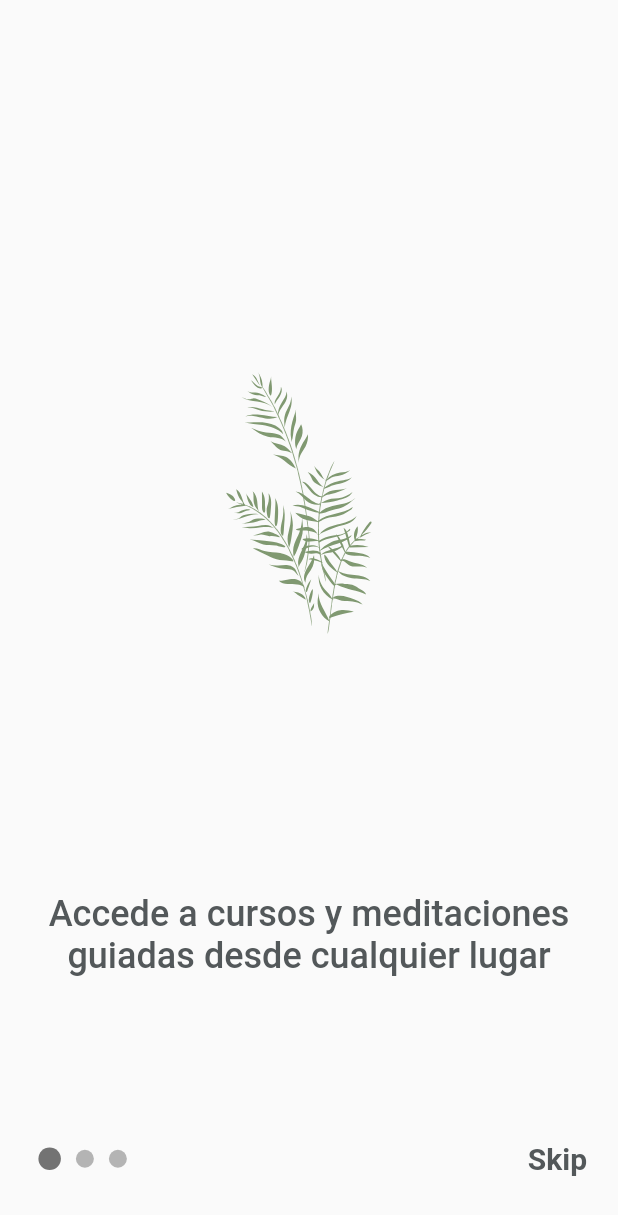
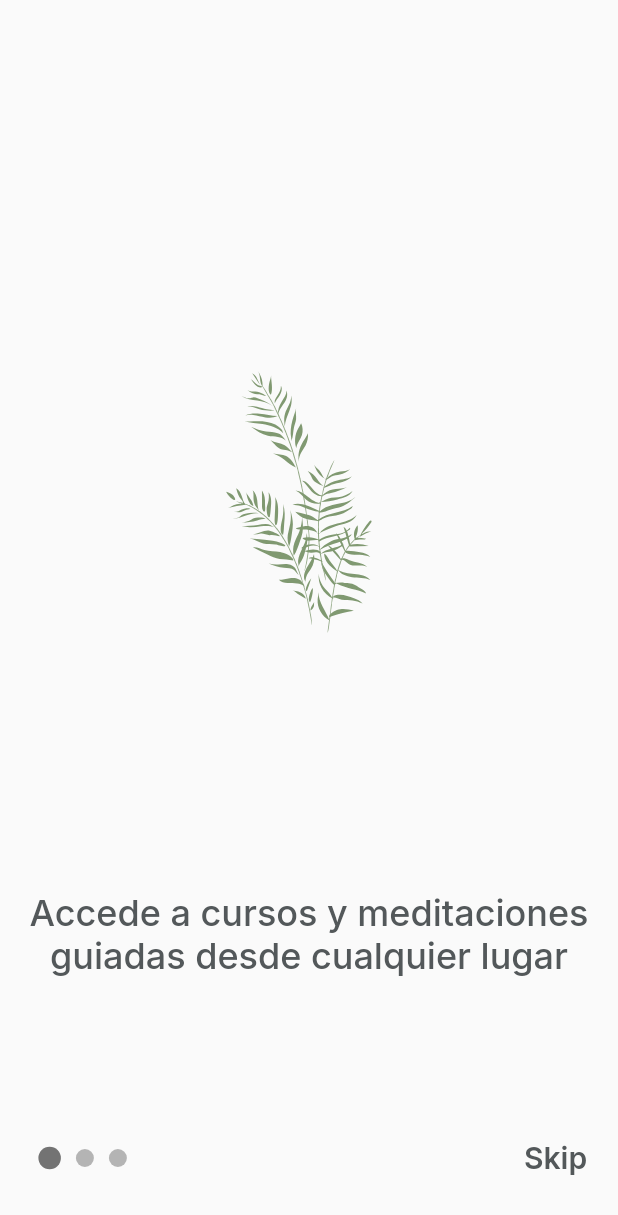
Before and after one commit to RaulColino/Meditamos, a Flutter app: the OnboardingScreen screen opened by its route, on a phone screen of 412 x 824 dp. Shown: the top 1215 px of the screen. Run offline on Flutter 3.47's test engine with Material 2 defaults, Android fonts, the light colour scheme and no system bars; our stand-ins replace chewie, flex_color_scheme, flutter_riverpod, flutter_svg, go_router, google_fonts and 5 more; accounts and stored records are empty; network calls fail.

Commit message:
fixed text theme code

```diff
--- a/lib/src/presentation/screens/meditation/meditation_screen.dart
+++ b/lib/src/presentation/screens/meditation/meditation_screen.dart
@@ -47,19 +47,10 @@ class CircularButton extends StatelessWidget {
   @override
   Widget build(BuildContext context) {
     return ElevatedButton(
-      // onPressed: () => context.pushNamed(
-      //   AppRoutes.audioScreen.name,
-      //   params: {'title': "pid"},
-      // ),
       onPressed: () => context.pushNamed(
-        AppRoutes.musicPlaylistScreen.name,
-        params: {'title': "pid"},
+        AppRoutes.videoScreen.name,
+        extra: Video(videoId: id, title: title),
       ),
-
-      // onPressed: () => context.pushNamed(
-      //   AppRoutes.videoScreen.name,
-      //   params: {'id': "123", 'title': "pid"},
-      // ),
       style: ElevatedButton.styleFrom(
         minimumSize: Size(80, 80),
         maximumSize: Size(400, 400),
--- a/lib/src/presentation/utils/theme/meditamos_dark_theme.dart
+++ b/lib/src/presentation/utils/theme/meditamos_dark_theme.dart
@@ -11,12 +11,13 @@ class MeditamosDarkTheme {
         scaffoldBackground: MeditamosColors.charcoal,
         appBarBackground: MeditamosColors.charcoal,
         appBarElevation: 0,
-        surface: MeditamosColors
-            .surfaceGray, //Color for cards. surface from colorScheme doesnt work only this works.
+        surface: MeditamosColors.surfaceGray, //Color for cards. surface from colorScheme doesnt work only this works.
         //surfaceTint: MeditamosColors.grayDarker,
         useMaterial3ErrorColors: true,
+
         // Text with a color that contrasts with the card and canvas colors.
-        textTheme: GoogleFonts.interTextTheme().copyWith(
+        // Modify Normal Text Theme colors here
+        textTheme: const TextTheme().copyWith(
           bodyMedium: const TextStyle(color: MeditamosColors.textGray),
           headlineSmall: const TextStyle(
             color: MeditamosColors.textGrayLighter,
@@ -25,19 +26,26 @@ class MeditamosDarkTheme {
             color: MeditamosColors.white,
             fontWeight: FontWeight.bold,
           ),
-          labelSmall: const TextStyle(
-            color: MeditamosColors.white,
+          titleLarge: const TextStyle(
+            color: MeditamosColors.red,
           ),
-          labelMedium: const TextStyle(
-            color: MeditamosColors.white,
-          ),
-          labelLarge: const TextStyle(
-            color: MeditamosColors.white,
-          ),
+          // labelSmall: const TextStyle(
+          //   color: MeditamosColors.textGray,
+          // ),
+          // labelMedium: const TextStyle(
+          //   color: MeditamosColors.textGray,
+          // ),
+          // labelLarge: const TextStyle(
+          //   color: MeditamosColors.textGray,
+          // ),
         ),
+        fontFamily: GoogleFonts.inter().fontFamily,
+
         // A text theme that contrasts with the primary color.
+        // Modify Text colors over primary color here
         primaryTextTheme: const TextTheme(
-          headline6: TextStyle(color: MeditamosColors.red),
+          //Equivalent to title large
+          headline6: TextStyle(color: MeditamosColors.green),
         ),
       );
 
--- a/lib/src/presentation/utils/theme/meditamos_light_theme.dart
+++ b/lib/src/presentation/utils/theme/meditamos_light_theme.dart
@@ -11,11 +11,12 @@ class MeditamosLightTheme {
         scaffoldBackground: MeditamosColors.whiteBackground,
         appBarBackground: MeditamosColors.whiteBackground,
         appBarElevation: 0,
-        surface: MeditamosColors.white, //Color for cards. surface from colorScheme doesnt work only this works.
+        surface: MeditamosColors
+            .white, //Color for cards. surface from colorScheme doesnt work only this works.
         //surfaceTint: MeditamosColors.grayDarker,
         useMaterial3ErrorColors: true,
         // Text with a color that contrasts with the card and canvas colors.
-        textTheme: GoogleFonts.interTextTheme().copyWith(
+        textTheme: const TextTheme().copyWith(
           bodyMedium: const TextStyle(color: MeditamosColors.textGray),
           headlineSmall: const TextStyle(
             color: MeditamosColors.textGray,
@@ -24,7 +25,18 @@ class MeditamosLightTheme {
             color: MeditamosColors.black,
             fontWeight: FontWeight.bold,
           ),
+          // labelSmall: const TextStyle(
+          //   color: MeditamosColors.textGray,
+          // ),
+          // labelMedium: const TextStyle(
+          //   color: MeditamosColors.textGray,
+          // ),
+          // labelLarge: const TextStyle(
+          //   color: MeditamosColors.textGray,
+          // ),
         ),
+        fontFamily: GoogleFonts.inter().fontFamily,
+
         // A text theme that contrasts with the primary color.
         primaryTextTheme: const TextTheme(
           headline6: TextStyle(
@@ -53,7 +65,8 @@ class MeditamosLightTheme {
     outline: Color.fromARGB(255, 240, 240, 240),
     background: Color.fromARGB(255, 255, 255, 255),
     onBackground: Color.fromARGB(255, 77, 77, 77),
-    surface: Color(0xffffffff), //this doesnt work. To modify surface go to FlexThemeData.dark() and change surface parameter
+    surface: Color(
+        0xffffffff), //this doesnt work. To modify surface go to FlexThemeData.dark() and change surface parameter
     onSurface: Color.fromARGB(255, 136, 136, 136),
     surfaceVariant: Color(0xffffffff),
     onSurfaceVariant: Color(0xff000000),
```
